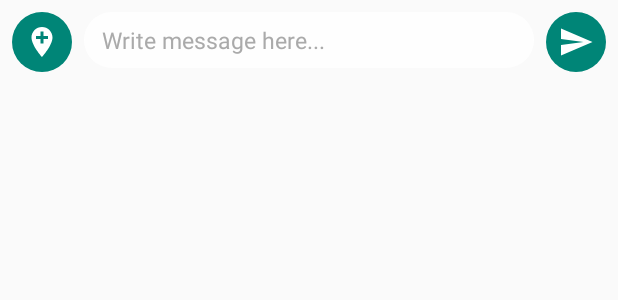
After one commit to OussEmaDevCode/Meet_me, an Android app: the layout share.xml on its own in the app's theme, with its tools: preview values and no code run, on a phone screen of 412 x 824 dp. The commit adds this screen. Shown: the top 300 px of the screen. Run offline under Robolectric (Android 15) with nearby library versions, the phone set to English and light mode, and no system bars.

Commit message:
fixed a bug, added a widget

```diff
--- a/app/src/main/java/com/pewds/oussa/meetme/Principal.java
+++ b/app/src/main/java/com/pewds/oussa/meetme/Principal.java
@@ -248,6 +248,8 @@ public class Principal extends AppCompatActivity {
                 final TextView last = v.findViewById(R.id.last);
                 View parent = v.findViewById(R.id.parent);
                 name.setText(model.getUserName());
+                last.setText("new !");
+                profile.setImageResource(R.drawable.ic_person_black_24dp);
                 last(model.getConversationId(),last);
                 FirebaseStorage.getInstance().getReference().child("images").child(model.getUserId())
                         .getDownloadUrl().addOnSuccessListener(new OnSuccessListener<Uri>() {
--- a/app/src/main/java/com/pewds/oussa/meetme/Send.java
+++ b/app/src/main/java/com/pewds/oussa/meetme/Send.java
@@ -136,6 +136,8 @@ public class Send extends AppCompatActivity {
                 final TextView last = v.findViewById(R.id.last);
                 View parent = v.findViewById(R.id.parent);
                 name.setText(model.getUserName());
+                last.setText("new !");
+                profile.setImageResource(R.drawable.ic_person_black_24dp);
                 last(model.getConversationId(),last);
                 FirebaseStorage.getInstance().getReference().child("images").child(model.getUserId())
                         .getDownloadUrl().addOnSuccessListener(new OnSuccessListener<Uri>() {
--- /dev/null
+++ b/app/src/main/res/drawable/cirlce.xml
@@ -0,0 +1,8 @@
+<?xml version="1.0" encoding="utf-8"?>
+<shape android:shape="oval"
+    xmlns:android="http://schemas.android.com/apk/res/android" >
+    <solid android:color="@color/colorPrimary"/>
+    <size
+        android:height="24dp"
+        android:width="24dp"/>
+</shape>
--- /dev/null
+++ b/app/src/main/res/drawable/share_widget.xml
@@ -0,0 +1,5 @@
+<?xml version="1.0" encoding="utf-8"?>
+<shape xmlns:android="http://schemas.android.com/apk/res/android" android:shape="rectangle">
+    <solid android:color="#E6ffffff"/>
+    <corners android:radius="20dp"/>
+</shape>
--- /dev/null
+++ b/app/src/main/res/layout/share.xml
@@ -0,0 +1,47 @@
+<RelativeLayout xmlns:android="http://schemas.android.com/apk/res/android"
+    android:layout_width="match_parent"
+    android:layout_height="match_parent"
+    android:id="@+id/all"
+    android:background="@null"
+    android:padding="@dimen/widget_margin">
+    <LinearLayout
+        android:layout_width="match_parent"
+        android:layout_height="wrap_content"
+        android:orientation="horizontal"
+        android:background="@null"
+        android:layout_marginTop="8dp">
+        <ImageView
+            android:layout_width="40dp"
+            android:layout_height="40dp"
+            android:background="@drawable/cirlce"
+            android:padding="8dp"
+            android:layout_marginLeft="8dp"
+            android:layout_marginRight="8dp"
+            android:src="@drawable/ic_add_location_black_24dp" />
+
+    <TextView
+        android:layout_width="match_parent"
+        android:layout_weight="1"
+        android:layout_height="wrap_content"
+        android:layout_below="@+id/message_time"
+        android:id="@+id/message_text_me"
+        android:textAppearance="@style/TextAppearance.AppCompat.Body1"
+        android:textColor="@android:color/darker_gray"
+        android:textSize="15sp"
+        android:paddingLeft="12dp"
+        android:paddingRight="12dp"
+        android:paddingTop="8dp"
+        android:paddingBottom="8dp"
+        android:background="@drawable/share_widget"
+        android:text="Write message here..."
+        android:layout_centerHorizontal="true"/>
+        <ImageView
+            android:layout_width="40dp"
+            android:layout_height="40dp"
+            android:background="@drawable/cirlce"
+            android:padding="8dp"
+            android:layout_marginLeft="8dp"
+            android:layout_marginRight="8dp"
+            android:src="@drawable/ic_send_black_24dp" />
+    </LinearLayout>
+</RelativeLayout>
--- a/app/src/main/res/values/strings.xml
+++ b/app/src/main/res/values/strings.xml
@@ -2,4 +2,6 @@
     <string name="app_name">Meet Me</string>
     <string name="title_activity_maps">Map</string>
     <string name="title_activity_maps2">Map</string>
+    <string name="appwidget_text">EXAMPLE</string>
+    <string name="add_widget">Add widget</string>
 </resources>
```
Also changed, not shown: app/src/main/AndroidManifest.xml (+12 -0 lines), app/src/main/java/com/pewds/oussa/meetme/Chat.java (+13 -20 lines), app/src/main/java/com/pewds/oussa/meetme/Share.java (added, +44 -0 lines), app/src/main/res/values-v14/dimens.xml (added, +10 -0 lines), app/src/main/res/values/dimens.xml (added, +10 -0 lines), app/src/main/res/xml/share_info.xml (added, +10 -0 lines), app/src/main/res/drawable-nodpi/example_appwidget_preview.png (added).
